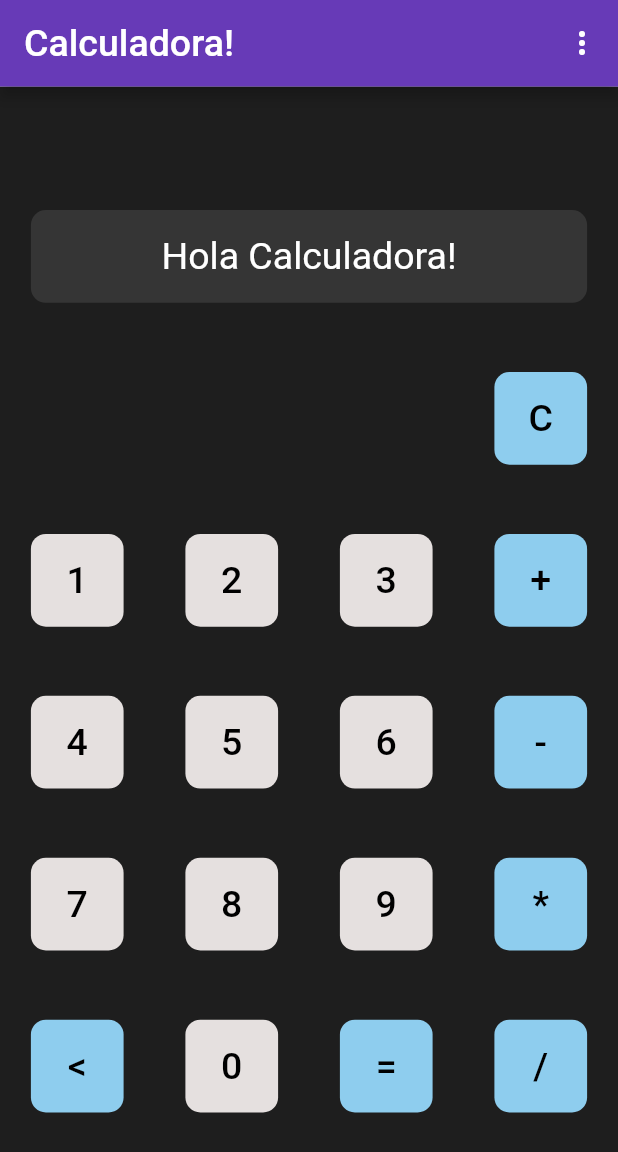
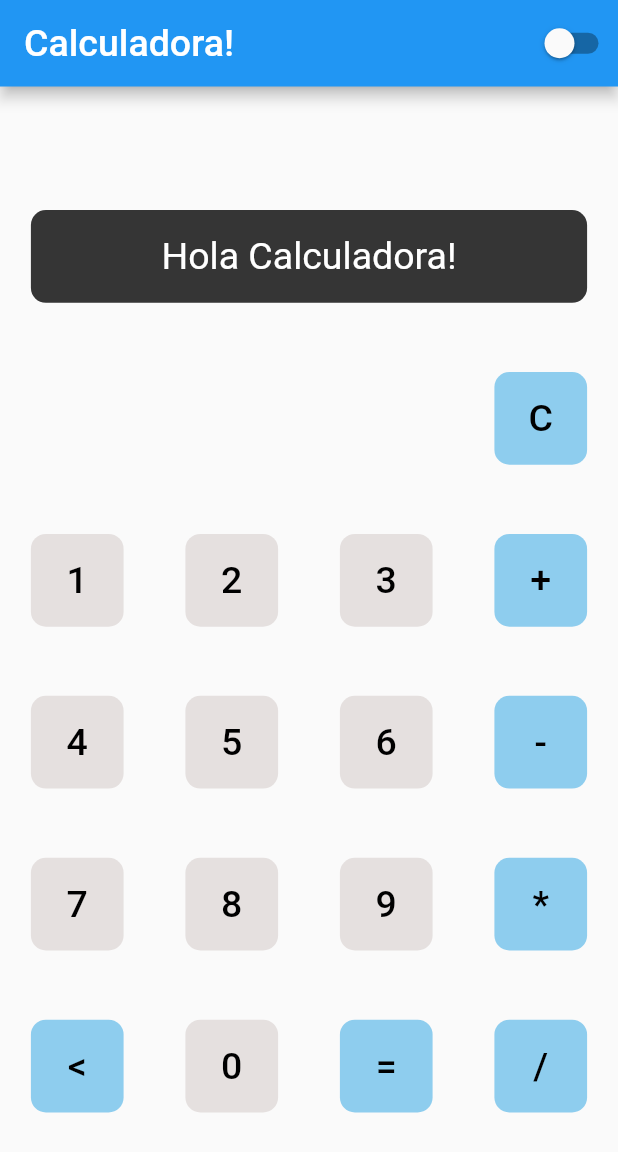
Before and after one commit to ricardoherreral/Calculadora-Flutter, a Flutter app: the screen it shows after launch, on a phone screen of 412 x 824 dp. Shown: the top 1152 px of the screen. Run offline on Flutter 3.47's test engine with Material 2 defaults, Android fonts, the phone set to English and light mode, and no system bars.

Commit message:
Se agregó un bottos Switch para cambiar el ThemeMode

```diff
--- a/lib/main.dart
+++ b/lib/main.dart
@@ -1,9 +1,13 @@
 import 'package:calculadora/pages/home_page.dart';
+import 'package:calculadora/theme/theme_constants.dart';
+import 'package:calculadora/theme/theme_manager.dart';
 import 'package:flutter/material.dart';
 
 void main() {
   runApp(const MyApp());
 }
+
+ThemeManager _themeManager = ThemeManager();
 
 class MyApp extends StatelessWidget {
   const MyApp({super.key});
@@ -13,7 +17,6 @@ class MyApp extends StatelessWidget {
   Widget build(BuildContext context) {
     return MaterialApp(
       title: 'Flutter Demo',
-      theme: ThemeData(primarySwatch: Colors.deepPurple),
       home: HomePage(),
     );
   }
--- a/lib/pages/home_page.dart
+++ b/lib/pages/home_page.dart
@@ -1,6 +1,10 @@
+import 'package:calculadora/theme/theme_constants.dart';
+import 'package:calculadora/theme/theme_manager.dart';
 import 'package:flutter/material.dart';
 
 late double _deviceHeight, _deviceWidth;
+
+ThemeManager _themeManager = ThemeManager();
 
 class HomePage extends StatefulWidget {
   HomePage();
@@ -22,25 +26,24 @@ class _HomePageStateClass extends State<HomePage> {
   _HomePageStateClass();
 
   @override
-  void initState() {
-    super.initState();
-  }
-
-  @override
   Widget build(BuildContext context) {
     final _deviceHeight = MediaQuery.of(context).size.height;
     final _deviceWidth = MediaQuery.of(context).size.width;
 
-    return Scaffold(
+    return MaterialApp(
+        theme: lightTheme,
+        darkTheme: darkTheme,
+        themeMode: _themeManager.themeMode,
+        home: Scaffold(
           appBar: AppBar(
             toolbarHeight: _deviceHeight * 0.07,
             actions: [
-          IconButton(
-            onPressed: _displayLightDarkMode,
-            icon: const Icon(
-              Icons.more_vert_outlined,
-            ),
-          ),
+              Switch(
+                  value: _themeManager.themeMode == ThemeMode.dark,
+                  onChanged: (newValue) {
+                    _themeManager.toggleTheme(newValue);
+                    print('Cambió: $newValue');
+                  }),
             ],
             title: const Text(
               'Calculadora!',
@@ -53,7 +56,8 @@ class _HomePageStateClass extends State<HomePage> {
           body: SafeArea(
             child: Container(
               decoration:
-              const BoxDecoration(color: Color.fromRGBO(30, 30, 30, 1.0)),
+                  const BoxDecoration(//color: Color.fromRGBO(30, 30, 30, 1.0)
+                      ),
               height: _deviceHeight,
               width: _deviceWidth,
               padding: EdgeInsets.symmetric(
@@ -77,7 +81,7 @@ class _HomePageStateClass extends State<HomePage> {
               ),
             ),
           ),
-    );
+        ));
   }
 
   void _displayLightDarkMode() {
@@ -92,30 +96,30 @@ class _HomePageStateClass extends State<HomePage> {
                   onPressed: () {},
                   icon: const Icon(Icons.light_mode),
                   alignment: Alignment.centerLeft,
-                  color: _themeMode != 'darkMode' ? Colors.white : Colors.amber,
+                  // color: _themeMode != 'darkMode' ? Colors.white : Colors.amber,
                   iconSize: _deviceHeight * 0.05,
                 ),
                 IconButton(
                   onPressed: () {},
                   icon: const Icon(Icons.dark_mode_rounded),
                   alignment: Alignment.centerRight,
-                  color: _themeMode != 'darkMode' ? Colors.white : Colors.amber,
+                  // color: _themeMode != 'darkMode' ? Colors.white : Colors.amber,
                   iconSize: _deviceHeight * 0.05,
                 ),
               ],
             ),
-            backgroundColor: _themeMode == 'darkMode'
-                ? const Color.fromRGBO(
-                    66,
-                    66,
-                    66,
-                    1.0,
-                  )
-                : Colors.white,
+            // backgroundColor: _themeMode == 'darkMode'
+            //     ? const Color.fromRGBO(
+            //         66,
+            //         66,
+            //         66,
+            //         1.0,
+            //       )
+            //     : Colors.white,
             title: Text(
               _themeMode == 'darkMode' ? 'Dark Mode 🌙' : 'Light Mode ☀️',
-              style: TextStyle(
-                color: _themeMode == 'darkMode' ? Colors.white : Colors.black,
+              style: const TextStyle(
+                // color: _themeMode == 'darkMode' ? Colors.white : Colors.black,
                 fontSize: 25,
               ),
             ),
--- /dev/null
+++ b/lib/theme/theme_constants.dart
@@ -0,0 +1,5 @@
+import 'package:flutter/material.dart';
+
+ThemeData lightTheme = ThemeData(brightness: Brightness.light);
+
+ThemeData darkTheme = ThemeData(brightness: Brightness.dark);
```
Also changed, not shown: lib/theme/theme_manager.dart (added, +12 -0 lines). Lines whose indentation alone changed are shown as unchanged.
